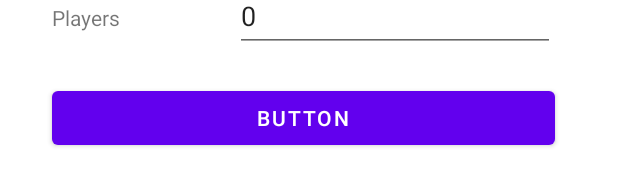
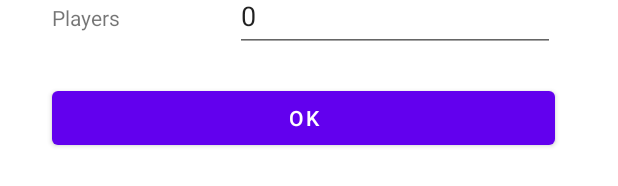
Before and after one commit to helenascholl/PayYours, an Android app: the layout activity_settings.xml on its own in the app's theme, with its tools: preview values and no code run, on a phone screen of 412 x 824 dp. Shown: the part 145-331 px from the top of the screen. Run offline under Robolectric (Android 15) with nearby library versions, the phone set to English and light mode, and no system bars.

Commit message:
Call SettingsActivity

```diff
--- a/app/build.gradle
+++ b/app/build.gradle
@@ -1,6 +1,7 @@
 plugins {
     id 'com.android.application'
     id 'kotlin-android'
+    id 'kotlin-android-extensions'
 }
 
 android {
--- a/app/src/main/java/at/htl/payyours/MainActivity.kt
+++ b/app/src/main/java/at/htl/payyours/MainActivity.kt
@@ -1,5 +1,6 @@
 package at.htl.payyours
 
+import android.content.Intent
 import androidx.appcompat.app.AppCompatActivity
 import android.os.Bundle
 import android.util.Log
@@ -26,6 +27,7 @@ class MainActivity : AppCompatActivity() {
 
             R.id.menu_item_setting -> {
                 Log.d("MainActivity", "Settings menu called")
+                startActivity(Intent(this, SettingsActivity::class.java))
                 true
             }
 
--- a/app/src/main/java/at/htl/payyours/SettingsActivity.kt
+++ b/app/src/main/java/at/htl/payyours/SettingsActivity.kt
@@ -2,10 +2,16 @@ package at.htl.payyours
 
 import androidx.appcompat.app.AppCompatActivity
 import android.os.Bundle
+import kotlinx.android.synthetic.main.activity_settings.*
 
 class SettingsActivity : AppCompatActivity() {
     override fun onCreate(savedInstanceState: Bundle?) {
         super.onCreate(savedInstanceState)
         setContentView(R.layout.activity_settings)
+        btn_ok.setOnClickListener { onSave() }
+    }
+
+    private fun onSave() {
+        finish()
     }
 }
--- a/app/src/main/res/layout/activity_settings.xml
+++ b/app/src/main/res/layout/activity_settings.xml
@@ -70,11 +70,11 @@
         tools:text="0" />
 
     <Button
-        android:id="@+id/button"
+        android:id="@+id/btn_ok"
         android:layout_width="0dp"
         android:layout_height="wrap_content"
         android:layout_marginTop="@dimen/basic_margin"
-        android:text="Button"
+        android:text="@android:string/ok"
         app:layout_constraintEnd_toEndOf="@+id/edit_players"
         app:layout_constraintStart_toStartOf="@+id/guideline3"
         app:layout_constraintTop_toBottomOf="@+id/edit_players" />
```
